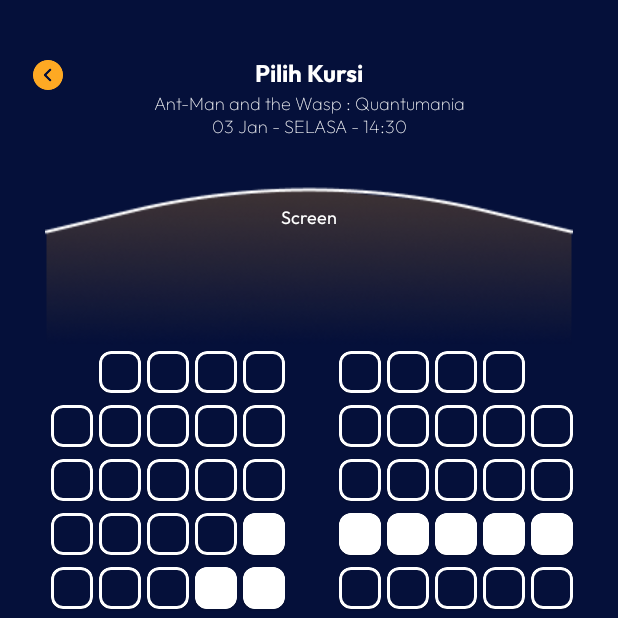
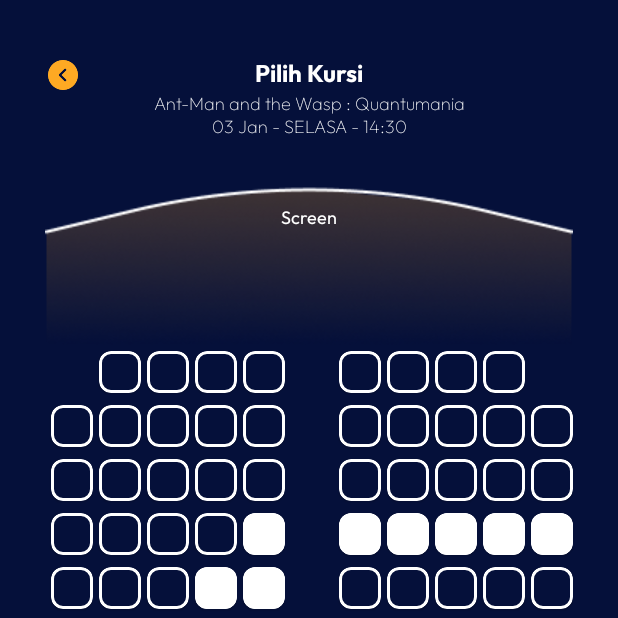
Before and after one commit to ridhogaa/WorkshopMovieApps, an Android app: the SeatsActivity screen opened directly, with no data from a screen before it, on a phone screen of 412 x 824 dp, the top half of it. Run offline under Robolectric (Android 15) with nearby library versions, the phone set to English and light mode, and no system bars.

Commit message:
feat: seats

```diff
--- a/app/src/main/res/layout/activity_seats.xml
+++ b/app/src/main/res/layout/activity_seats.xml
@@ -18,9 +18,8 @@
                 android:layout_height="24dp"
                 android:src="@drawable/ic_back"
                 android:layout_marginTop="38dp"
-                android:layout_marginStart="20dp"
                 app:layout_constraintTop_toTopOf="parent"
-                app:layout_constraintStart_toStartOf="parent" />
+                app:layout_constraintStart_toStartOf="@+id/iv_screen_seats" />
 
         <TextView
                 android:id="@+id/tv_select_seat"
```
